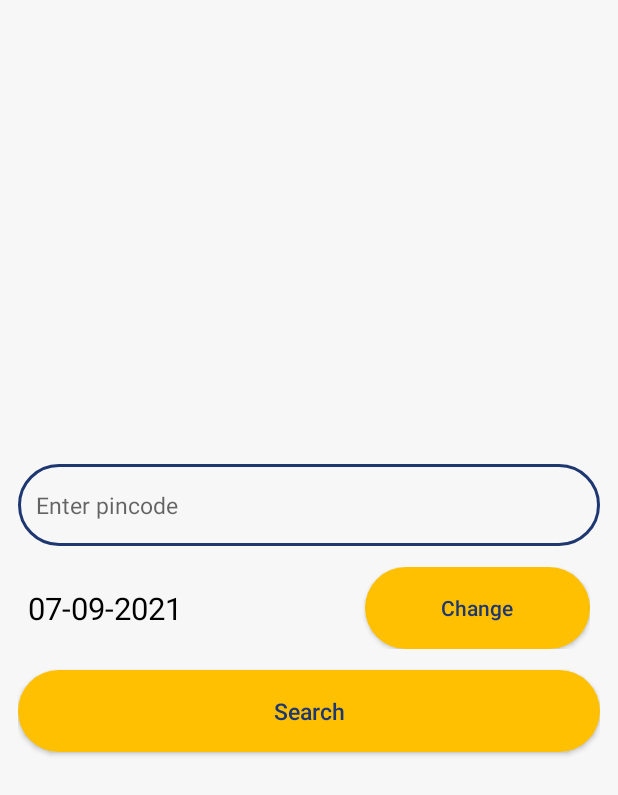
After one commit to nilsinojiya1/CoWin2.0, an Android app: the FindByPinFragment screen opened through its navigation route, on a phone screen of 412 x 824 dp. The commit adds this screen. Shown: the top 795 px of the screen. Run offline under Robolectric (Android 15) with nearby library versions, the phone set to English and light mode, and no system bars; our stand-ins replace sdp/ssp sizes.

Commit message:
list showing

```diff
--- /dev/null
+++ b/app/src/main/java/com/nilsinojiya/cowin20/fragments/FindByPinFragment.kt
@@ -0,0 +1,103 @@
+package com.nilsinojiya.cowin20.fragments
+
+import android.app.DatePickerDialog
+import android.os.Bundle
+import android.util.Log
+import androidx.fragment.app.Fragment
+import android.view.LayoutInflater
+import android.view.View
+import android.view.ViewGroup
+import androidx.core.os.bundleOf
+import androidx.lifecycle.Observer
+import androidx.lifecycle.ViewModelProvider
+import androidx.navigation.NavController
+import androidx.navigation.Navigation
+import com.google.android.material.datepicker.MaterialDatePicker
+import com.nilsinojiya.cowin20.R
+import com.nilsinojiya.cowin20.adapters.CenterAdapter
+import com.nilsinojiya.cowin20.databinding.FragmentFindByPinBinding
+import com.nilsinojiya.cowin20.databinding.FragmentHomeBinding
+import com.nilsinojiya.cowin20.repositorys.MainRepository
+import com.nilsinojiya.cowin20.services.RetrofitService
+import com.nilsinojiya.cowin20.viewModels.MainViewModel
+import com.nilsinojiya.cowin20.viewModels.MyViewModelFactory
+import kotlinx.android.synthetic.main.fragment_find_by_pin.*
+import java.text.SimpleDateFormat
+import java.util.*
+
+class FindByPinFragment : Fragment() {
+
+    private val TAG = this::class.java.simpleName
+    private var _binding: FragmentFindByPinBinding? = null
+    private val binding get() = _binding!!
+    lateinit var viewModel: MainViewModel
+    private var navController: NavController? = null
+    private val retrofitService = RetrofitService.getInstance()
+    private val adapter = CenterAdapter()
+
+    override fun onCreateView(
+        inflater: LayoutInflater, container: ViewGroup?,
+        savedInstanceState: Bundle?
+    ): View? {
+        // Inflate the layout for this fragment
+        _binding =  FragmentFindByPinBinding.inflate(inflater, container, false)
+
+        viewModel = ViewModelProvider(this, MyViewModelFactory(MainRepository(retrofitService))).get(MainViewModel::class.java)
+        //recyclerViewMain.adapter = adapter
+
+        viewModel.center.observe(viewLifecycleOwner, Observer {
+            Log.d(TAG, "onCreate: $it")
+            adapter.setCenterList(it)
+            if(it.centers.size > 0)
+            {
+                val bundle = Bundle()
+                bundle.putParcelable("CENTERS", it) // Serializable Object
+
+                navController!!.navigate(R.id.action_findByPinFragment_to_findByPinListFragment, bundle)
+            }
+        })
+        viewModel.errorMessage.observe(viewLifecycleOwner, Observer {
+        })
+
+
+        binding.tvDate.text = SimpleDateFormat("dd-MM-yyyy").format(System.currentTimeMillis())
+
+        var cal = Calendar.getInstance()
+
+        val dateSetListener = DatePickerDialog.OnDateSetListener { view, year, monthOfYear, dayOfMonth ->
+            cal.set(Calendar.YEAR, year)
+            cal.set(Calendar.MONTH, monthOfYear)
+            cal.set(Calendar.DAY_OF_MONTH, dayOfMonth)
+
+            val myFormat = "dd-MM-yyyy" // mention the format you need
+            val sdf = SimpleDateFormat(myFormat, Locale.US)
+            binding.tvDate.text = sdf.format(cal.time)
+
+        }
+
+        binding.btnChangedate.setOnClickListener {
+            DatePickerDialog(this.requireContext(), dateSetListener,
+                cal.get(Calendar.YEAR),
+                cal.get(Calendar.MONTH),
+                cal.get(Calendar.DAY_OF_MONTH)).show()
+        }
+
+        binding.btnSearch.setOnClickListener {
+            viewModel.findByPin(binding.etPincode.text.toString().toInt(), tvDate.text.toString())
+        }
+
+
+        return _binding!!.root
+    }
+
+    override fun onViewCreated(view: View, savedInstanceState: Bundle?) {
+        super.onViewCreated(view, savedInstanceState)
+        navController = Navigation.findNavController(view)
+    }
+
+    override fun onDestroyView() {
+        super.onDestroyView()
+        _binding = null
+    }
+
+}
--- /dev/null
+++ b/app/src/main/java/com/nilsinojiya/cowin20/fragments/HomeFragment.kt
@@ -0,0 +1,49 @@
+package com.nilsinojiya.cowin20.fragments
+
+import android.os.Bundle
+import androidx.fragment.app.Fragment
+import android.view.LayoutInflater
+import android.view.View
+import android.view.ViewGroup
+import androidx.navigation.NavController
+import androidx.navigation.Navigation
+import com.nilsinojiya.cowin20.R
+import com.nilsinojiya.cowin20.databinding.FragmentHomeBinding
+import kotlinx.android.synthetic.main.fragment_home.*
+
+class HomeFragment : Fragment() {
+
+    private val TAG = this::class.java.simpleName
+    private var _binding: FragmentHomeBinding? = null
+    private val binding get() = _binding!!
+
+    private var navController: NavController? = null
+
+    override fun onCreateView(
+        inflater: LayoutInflater, container: ViewGroup?,
+        savedInstanceState: Bundle?
+    ): View? {
+        // Inflate the layout for this fragment
+        _binding =  FragmentHomeBinding.inflate(inflater, container, false)
+
+        binding.btnFindByPin.setOnClickListener {
+            navController!!.navigate(R.id.action_homeFragment_to_findByPinFragment)
+        }
+        binding.btnDownloadCertificate.setOnClickListener {
+            navController!!.navigate(R.id.action_homeFragment_to_mobileVerifyFragment)
+        }
+
+        return _binding?.root
+    }
+
+    override fun onViewCreated(view: View, savedInstanceState: Bundle?) {
+        super.onViewCreated(view, savedInstanceState)
+        navController = Navigation.findNavController(view)
+    }
+
+    override fun onDestroyView() {
+        super.onDestroyView()
+        _binding = null
+    }
+
+}
--- /dev/null
+++ b/app/src/main/res/drawable/btn_rounded.xml
@@ -0,0 +1,9 @@
+<?xml version="1.0" encoding="utf-8"?>
+<shape xmlns:android="http://schemas.android.com/apk/res/android"
+    android:shape="rectangle">
+    <solid android:color="@color/yellow_btn" />
+    <corners android:bottomRightRadius="@dimen/_23sdp"
+        android:bottomLeftRadius="@dimen/_23sdp"
+        android:topRightRadius="@dimen/_23sdp"
+        android:topLeftRadius="@dimen/_23sdp"/>
+</shape>
--- /dev/null
+++ b/app/src/main/res/drawable/et_rounded.xml
@@ -0,0 +1,11 @@
+<?xml version="1.0" encoding="utf-8"?>
+<shape xmlns:android="http://schemas.android.com/apk/res/android"
+    android:shape="rectangle"
+    android:padding="10dp">
+    <stroke android:width="2dp" android:color="@color/biscay"/>
+    <corners
+        android:bottomRightRadius="@dimen/_23sdp"
+        android:bottomLeftRadius="@dimen/_23sdp"
+        android:topLeftRadius="@dimen/_23sdp"
+        android:topRightRadius="@dimen/_23sdp" />
+</shape>
--- /dev/null
+++ b/app/src/main/res/layout/fragment_find_by_pin.xml
@@ -0,0 +1,82 @@
+<?xml version="1.0" encoding="utf-8"?>
+<RelativeLayout xmlns:android="http://schemas.android.com/apk/res/android"
+    xmlns:tools="http://schemas.android.com/tools"
+    android:layout_width="match_parent"
+    android:layout_height="match_parent"
+    xmlns:app="http://schemas.android.com/apk/res-auto"
+    android:background="@color/gray_bg"
+    tools:context=".fragments.FindByPinFragment"
+    android:gravity="center_vertical|center_horizontal"
+    android:layout_margin="@dimen/_9sdp">
+
+
+        <com.google.android.material.textfield.TextInputEditText
+            android:id="@+id/etPincode"
+            android:layout_width="match_parent"
+            android:layout_height="@dimen/_42sdp"
+            android:hint="@string/enter_pincode"
+            android:inputType="number"
+            android:maxLines="1"
+            android:paddingStart="@dimen/_9sdp"
+            android:textColor="@color/black"
+            android:textSize="@dimen/_12sdp"
+            android:background="@drawable/et_rounded"
+            style="@style/Widget.AppCompat.EditText"/>
+
+    <LinearLayout
+        android:id="@+id/llDate"
+        android:layout_width="match_parent"
+        android:layout_height="@dimen/_42sdp"
+        android:orientation="horizontal"
+        android:layout_below="@id/etPincode"
+        android:layout_marginTop="@dimen/_11sdp"
+        android:layout_marginStart="@dimen/_5sdp"
+        android:layout_marginEnd="@dimen/_5sdp">
+
+        <TextView
+            android:id="@+id/tvDate"
+            android:layout_width="0dp"
+            android:layout_height="match_parent"
+            android:layout_weight="3"
+            android:text="03/03/2021"
+            android:textColor="@color/black"
+            android:gravity="center_vertical"
+            android:textSize="@dimen/_16sdp"/>
+
+        <Button
+            android:id="@+id/btnChangedate"
+            android:layout_width="0dp"
+            android:layout_height="match_parent"
+            android:layout_weight="2"
+            android:layout_gravity="center"
+            android:background="@drawable/btn_rounded"
+            android:text="Change"
+            android:textAllCaps="false"
+            android:textColor="@color/biscay"/>
+
+    </LinearLayout>
+
+    <Button
+        android:id="@+id/btnSearch"
+        android:layout_width="match_parent"
+        android:layout_height="@dimen/_42sdp"
+        android:layout_below="@+id/llDate"
+        android:layout_marginTop="@dimen/_11sdp"
+        android:layout_weight="2"
+        android:background="@drawable/btn_rounded"
+        android:backgroundTint="@color/yellow_btn"
+        android:text="@string/search"
+        android:textAllCaps="false"
+        android:textSize="@dimen/_12sdp"
+        android:textColor="@color/biscay"/>
+
+
+    <androidx.recyclerview.widget.RecyclerView
+        android:id="@+id/recyclerViewMain"
+        android:layout_width="match_parent"
+        android:layout_height="wrap_content"
+        app:layoutManager="androidx.recyclerview.widget.LinearLayoutManager"
+        android:layout_margin="@dimen/_5sdp"
+        android:layout_below="@id/btnSearch"/>
+
+</RelativeLayout>
--- /dev/null
+++ b/app/src/main/res/navigation/nav_graph_main.xml
@@ -0,0 +1,45 @@
+<?xml version="1.0" encoding="utf-8"?>
+<navigation xmlns:android="http://schemas.android.com/apk/res/android"
+    xmlns:app="http://schemas.android.com/apk/res-auto"
+    xmlns:tools="http://schemas.android.com/tools"
+    android:id="@+id/nav_graph_main"
+    app:startDestination="@id/homeFragment">
+
+    <fragment
+        android:id="@+id/homeFragment"
+        android:name="com.nilsinojiya.cowin20.fragments.HomeFragment"
+        android:label="fragment_home"
+        tools:layout="@layout/fragment_home" >
+        <action
+            android:id="@+id/action_homeFragment_to_findByPinFragment"
+            app:destination="@id/findByPinFragment" />
+        <action
+            android:id="@+id/action_homeFragment_to_mobileVerifyFragment"
+            app:destination="@id/mobileVerifyFragment" />
+    </fragment>
+    <fragment
+        android:id="@+id/findByPinFragment"
+        android:name="com.nilsinojiya.cowin20.fragments.FindByPinFragment"
+        android:label="fragment_find_by_pin"
+        tools:layout="@layout/fragment_find_by_pin" >
+        <action
+            android:id="@+id/action_findByPinFragment_to_findByPinListFragment"
+            app:destination="@id/findByPinListFragment" />
+    </fragment>
+    <fragment
+        android:id="@+id/mobileVerifyFragment"
+        android:name="com.nilsinojiya.cowin20.fragments.MobileVerifyFragment"
+        android:label="fragment_mobile_verify"
+        tools:layout="@layout/fragment_mobile_verify" />
+    <fragment
+        android:id="@+id/findByPinListFragment"
+        android:name="com.nilsinojiya.cowin20.fragments.FindByPinListFragment"
+        android:label="fragment_find_by_pin_list"
+        tools:layout="@layout/fragment_find_by_pin_list">
+
+
+        <argument
+            android:name="sessions"
+            app:argType="com.nilsinojiya.cowin20.models.Sessions" />
+    </fragment>
+</navigation>
--- a/app/src/main/res/values/strings.xml
+++ b/app/src/main/res/values/strings.xml
@@ -2,4 +2,9 @@
     <string name="app_name">CoWin 2.0</string>
     <string name="enter_pincode">Enter pincode</string>
     <string name="search">Search</string>
+    <!-- TODO: Remove or change this placeholder text -->
+    <string name="hello_blank_fragment">Hello blank fragment</string>
+    <string name="search_by_pincode">Search By Pincode</string>
+    <string name="download_certificate">Download Certificate</string>
+    <string name="enter_date">Enter Date</string>
 </resources>
--- a/app/src/main/res/values/themes.xml
+++ b/app/src/main/res/values/themes.xml
@@ -1,17 +1,21 @@
 <resources xmlns:tools="http://schemas.android.com/tools">
     <!-- Base application theme. -->
-    <style name="Theme.CoWin20" parent="Theme.MaterialComponents.Light.NoActionBar">
+    <style name="Theme.CoWin20" parent="Theme.AppCompat.Light.NoActionBar">
         <!-- Primary brand color. -->
         <item name="colorPrimary">@color/biscay</item>
         <item name="colorPrimaryVariant">@color/purple_700</item>
         <item name="colorOnPrimary">@color/white</item>
         <!-- Secondary brand color. -->
-        <item name="colorSecondary">@color/teal_200</item>
-        <item name="colorSecondaryVariant">@color/teal_700</item>
+        <item name="colorSecondary">@color/yellow_btn</item>
+        <item name="colorSecondaryVariant">@color/yellow_btn</item>
         <item name="colorOnSecondary">@color/black</item>
         <!-- Status bar color. -->
         <item name="android:statusBarColor" tools:targetApi="l">@color/gray_bg</item>
         <item name="android:windowLightStatusBar">true</item>
         <!-- Customize your theme here. -->
     </style>
+
+    <style name="DialogTheme" parent="Theme.AppCompat.Light.Dialog">
+        <item name="colorAccent">@color/yellow_btn</item>
+    </style>
 </resources>
--- a/build.gradle
+++ b/build.gradle
@@ -8,6 +8,8 @@ buildscript {
         classpath "com.android.tools.build:gradle:7.0.2"
         classpath "org.jetbrains.kotlin:kotlin-gradle-plugin:1.5.30"
 
+        def nav_version = "2.3.5"
+        classpath("androidx.navigation:navigation-safe-args-gradle-plugin:$nav_version")
         // NOTE: Do not place your application dependencies here; they belong
         // in the individual module build.gradle files
     }
```
Also changed, not shown: app/build.gradle (+10 -3 lines), app/src/main/java/com/nilsinojiya/cowin20/MainActivity.kt (+0 -19 lines), app/src/main/java/com/nilsinojiya/cowin20/fragments/FindByPinListFragment.kt (added, +39 -0 lines), app/src/main/java/com/nilsinojiya/cowin20/fragments/MobileVerifyFragment.kt (added, +60 -0 lines), app/src/main/java/com/nilsinojiya/cowin20/models/Sessions.kt (+6 -3 lines), app/src/main/res/layout/activity_main.xml (+9 -52 lines), app/src/main/res/layout/fragment_find_by_pin_list.xml (added, +19 -0 lines), app/src/main/res/layout/fragment_home.xml (added, +37 -0 lines), app/src/main/res/layout/fragment_mobile_verify.xml (added, +14 -0 lines).
